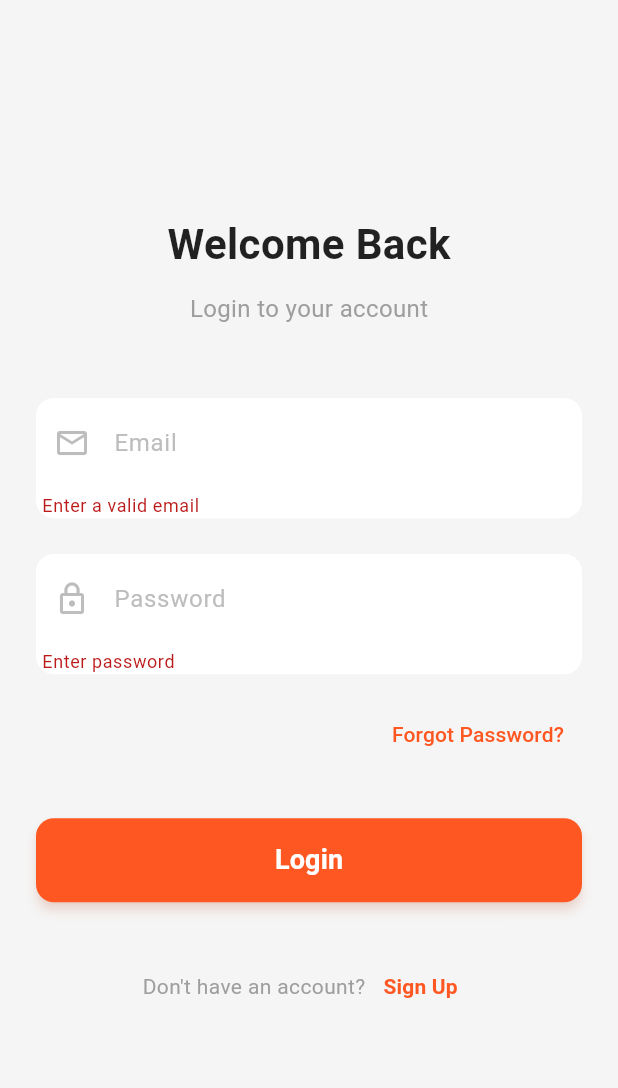
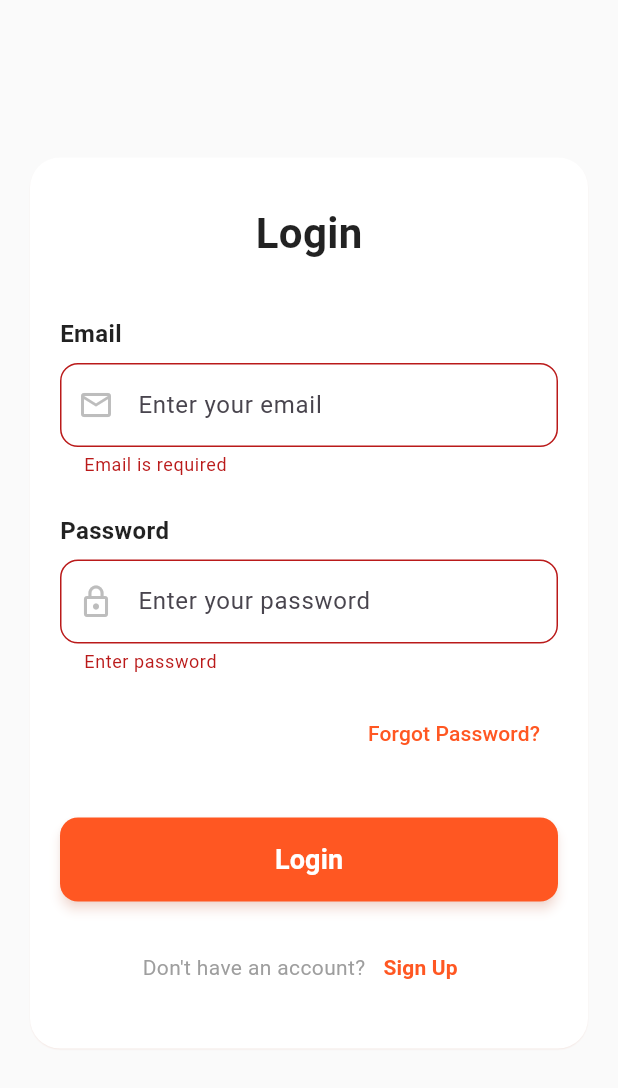
Before and after one commit to narayannalbhe1/e_commerce_app, a Flutter app: the screen it shows after launch, after a tap on "Login", on a phone screen of 412 x 824 dp. Shown: the top 1088 px of the screen. Run offline on Flutter 3.47's test engine with Material 3 defaults, Android fonts, the phone set to English and light mode, and no system bars; our stand-ins replace carousel_slider; network calls fail.

Commit message:
Final submission of the task 13th may 2025

```diff
--- a/lib/auth/login/loginScreen.dart
+++ b/lib/auth/login/loginScreen.dart
@@ -1,4 +1,5 @@
 import 'package:flutter/material.dart';
+import 'package:flutter/services.dart';
 
 class LoginScreen extends StatefulWidget {
   const LoginScreen({Key? key}) : super(key: key);
@@ -12,6 +13,7 @@ class _LoginScreenState extends State<LoginScreen> {
   final _emailController = TextEditingController();
   final _passwordController = TextEditingController();
 
+  // Add to your submit function:
   void _login() {
     if (_formKey.currentState!.validate()) {
       Navigator.pushReplacementNamed(context, '/dashboard');
@@ -21,122 +23,128 @@ class _LoginScreenState extends State<LoginScreen> {
   @override
   Widget build(BuildContext context) {
     return Scaffold(
-      backgroundColor: const Color(0xFFF5F5F5),
+      backgroundColor: Colors.grey.shade50,
       body: SafeArea(
-        child: SingleChildScrollView(
-          padding: const EdgeInsets.symmetric(horizontal: 24),
+        child: LayoutBuilder(
+          builder: (context, constraints) {
+            return SingleChildScrollView(
+              padding: const EdgeInsets.symmetric(horizontal: 16),
               child: ConstrainedBox(
                 constraints: BoxConstraints(
-              minHeight: MediaQuery.of(context).size.height -
-                  MediaQuery.of(context).padding.top -
-                  MediaQuery.of(context).padding.bottom,
+                  minHeight: constraints.maxHeight,
                 ),
+                child: IntrinsicHeight(
                   child: Column(
                     mainAxisAlignment: MainAxisAlignment.center,
-              crossAxisAlignment: CrossAxisAlignment.center,
                     children: [
-                // Header Section
-                Column(
+                      Card(
+                        elevation: 0.4,
+                        shadowColor: Colors.deepOrange.withOpacity(0.15),
+                        shape: RoundedRectangleBorder(
+                          borderRadius: BorderRadius.circular(20),
+                        ),
+                        color: Colors.white,
+                        child: Padding(
+                          padding: const EdgeInsets.symmetric(horizontal: 20, vertical: 30),
+                          child: Column(
+                            mainAxisSize: MainAxisSize.min,
                             children: [
                               const Text(
-                      "Welcome Back",
+                                "Login",
                                 style: TextStyle(
                                   fontSize: 28,
                                   fontWeight: FontWeight.bold,
                                   color: Colors.black87,
                                 ),
                               ),
-                    const SizedBox(height: 12),
-                    const Text(
-                      "Login to your account",
-                      style: TextStyle(
-                        fontSize: 16,
-                        color: Colors.grey,
-                      ),
-                    ),
-                  ],
-                ),
-                const SizedBox(height: 48), // Increased spacing
 
-                // Form Section
+                              const SizedBox(height: 36),
+
+                              /// Form Starts
                               Form(
                                 key: _formKey,
                                 child: Column(
+                                  crossAxisAlignment: CrossAxisAlignment.start,
                                   children: [
-                      // Email Field
-                      Container(
-                        decoration: BoxDecoration(
-                          color: Colors.white,
-                          borderRadius: BorderRadius.circular(12),
+                                    const Text(
+                                      "Email",
+                                      style: TextStyle(
+                                        fontSize: 16,
+                                        fontWeight: FontWeight.w600,
+                                        color: Colors.black87,
                                       ),
-                        child: TextFormField(
+                                    ),
+                                    const SizedBox(height: 8),
+                                    TextFormField(
                                       controller: _emailController,
                                       keyboardType: TextInputType.emailAddress,
                                       decoration: InputDecoration(
-                            hintText: 'Email',
-                            hintStyle: TextStyle(color: Colors.grey.shade400),
+                                        hintText: 'Enter your email',
                                         prefixIcon: Icon(Icons.email_outlined, color: Colors.grey.shade400),
                                         border: OutlineInputBorder(
-                              borderSide: BorderSide.none,
                                           borderRadius: BorderRadius.circular(12),
                                         ),
-                            contentPadding: const EdgeInsets.symmetric(vertical: 18),
+                                        focusedBorder: OutlineInputBorder(
+                                          borderSide: BorderSide(color: Colors.deepOrange, width: 1.2),
+                                          borderRadius: BorderRadius.circular(12),
+                                        ),
+                                        enabledBorder: OutlineInputBorder(
+                                          borderSide: BorderSide(width: 0.6, color: Colors.grey.shade400),
+                                          borderRadius: BorderRadius.circular(12),
+                                        ),
                                         filled: true,
                                         fillColor: Colors.white,
                                       ),
-                          validator: (value) {
-                            if (value == null || value.isEmpty || !value.contains('@')) {
-                              return 'Enter a valid email';
-                            }
-                            return null;
-                          },
+                                      validator: validateEmail,
+                                    ),
+                                    const SizedBox(height: 24),
+                                    const Text(
+                                      "Password",
+                                      style: TextStyle(
+                                        fontSize: 16,
+                                        fontWeight: FontWeight.w600,
+                                        color: Colors.black87,
                                       ),
                                     ),
-                      const SizedBox(height: 24),
-
-                      // Password Field
-                      Container(
-                        decoration: BoxDecoration(
-                          color: Colors.white,
-                          borderRadius: BorderRadius.circular(12),
-                        ),
-                        child: TextFormField(
+                                    const SizedBox(height: 8),
+                                    TextFormField(
                                       controller: _passwordController,
                                       obscureText: true,
                                       decoration: InputDecoration(
-                            hintText: 'Password',
-                            hintStyle: TextStyle(color: Colors.grey.shade400),
+                                        hintText: 'Enter your password',
                                         prefixIcon: Icon(Icons.lock_outline, color: Colors.grey.shade400),
                                         border: OutlineInputBorder(
-                              borderSide: BorderSide.none,
                                           borderRadius: BorderRadius.circular(12),
                                         ),
-                            contentPadding: const EdgeInsets.symmetric(vertical: 18),
+                                        focusedBorder: OutlineInputBorder(
+                                          borderSide: BorderSide(color: Colors.deepOrange, width: 1.2),
+                                          borderRadius: BorderRadius.circular(12),
+                                        ),
+                                        enabledBorder: OutlineInputBorder(
+                                          borderSide: BorderSide(width: 0.6, color: Colors.grey.shade400),
+                                          borderRadius: BorderRadius.circular(12),
+                                        ),
                                         filled: true,
                                         fillColor: Colors.white,
                                       ),
                                       validator: (value) =>
                                       value == null || value.isEmpty ? 'Enter password' : null,
                                     ),
-                      ),
                                     const SizedBox(height: 16),
-
-                      // Forgot Password
                                     Align(
                                       alignment: Alignment.centerRight,
                                       child: TextButton(
-                          onPressed: () {
-                            // Add forgot password functionality
-                          },
+                                        onPressed: () {},
                                         child: const Text(
                                           'Forgot Password?',
-                            style: TextStyle(color: Colors.deepOrange),
+                                          style: TextStyle(
+                                            color: Colors.deepOrange,
+                                            fontWeight: FontWeight.w500,
+                                          ),
                                         ),
                                       ),
                                     ),
                                     const SizedBox(height: 32),
-
-                      // Login Button
                                     SizedBox(
                                       width: double.infinity,
                                       height: 56,
@@ -163,21 +171,13 @@ class _LoginScreenState extends State<LoginScreen> {
                                   ],
                                 ),
                               ),
-
-                const SizedBox(height: 32),
-
-                // Sign Up Option
+                              const SizedBox(height: 20),
                               Row(
                                 mainAxisAlignment: MainAxisAlignment.center,
                                 children: [
-                    const Text(
-                      "Don't have an account?",
-                      style: TextStyle(color: Colors.grey),
-                    ),
+                                  const Text("Don't have an account?", style: TextStyle(color: Colors.grey)),
                                   TextButton(
-                      onPressed: () {
-
-                      },
+                                    onPressed: () {},
                                     child: const Text(
                                       'Sign Up',
                                       style: TextStyle(
@@ -192,7 +192,30 @@ class _LoginScreenState extends State<LoginScreen> {
                           ),
                         ),
                       ),
+                      const SizedBox(height: 20), // Adds space from bottom
+                    ],
+                  ),
+                ),
+              ),
+            );
+          },
+        ),
       ),
     );
   }
+
+  String? validateEmail(String? value) {
+    if (value == null || value.isEmpty) {
+      return 'Email is required';
     }
+
+    final gmailRegex = RegExp(r'^(?!.*\.\.)[a-z0-9]+(\.?[a-z0-9]+)*@g(oogle)?mail\.com$');
+
+    if (!gmailRegex.hasMatch(value)) {
+      return 'Enter a valid Gmail address';
+    }
+
+    return null;
+  }
+
+}
```
Also changed, not shown: lib/dashboard/DashboardScreen.dart (+53 -64 lines), lib/dashboard/product/ProductDetailScreen.dart (+25 -7 lines). Lines whose indentation alone changed are shown as unchanged.
